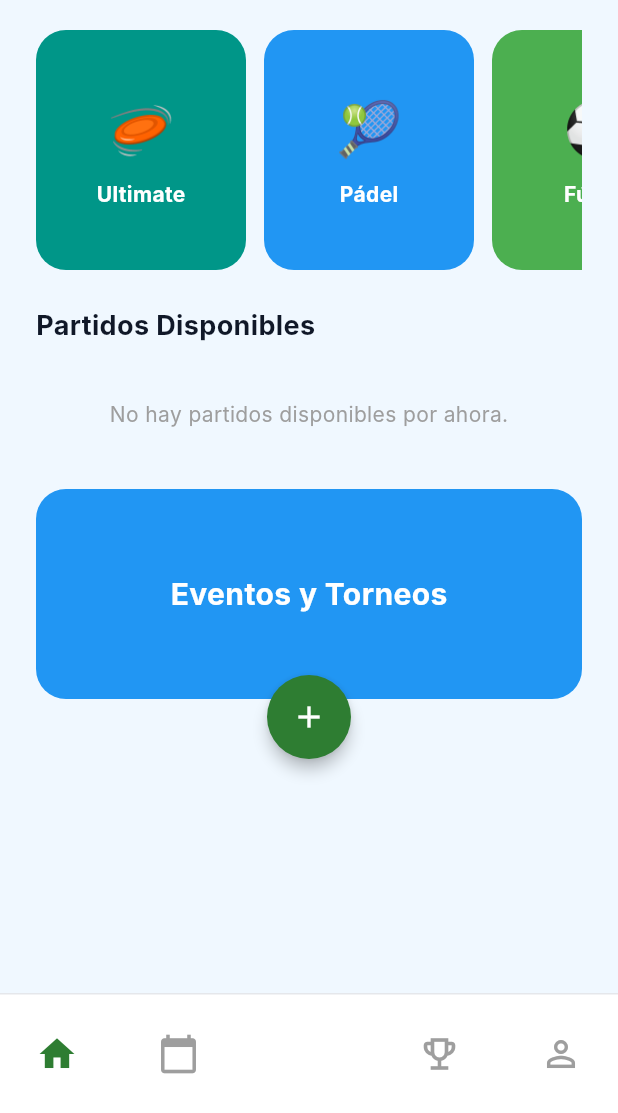
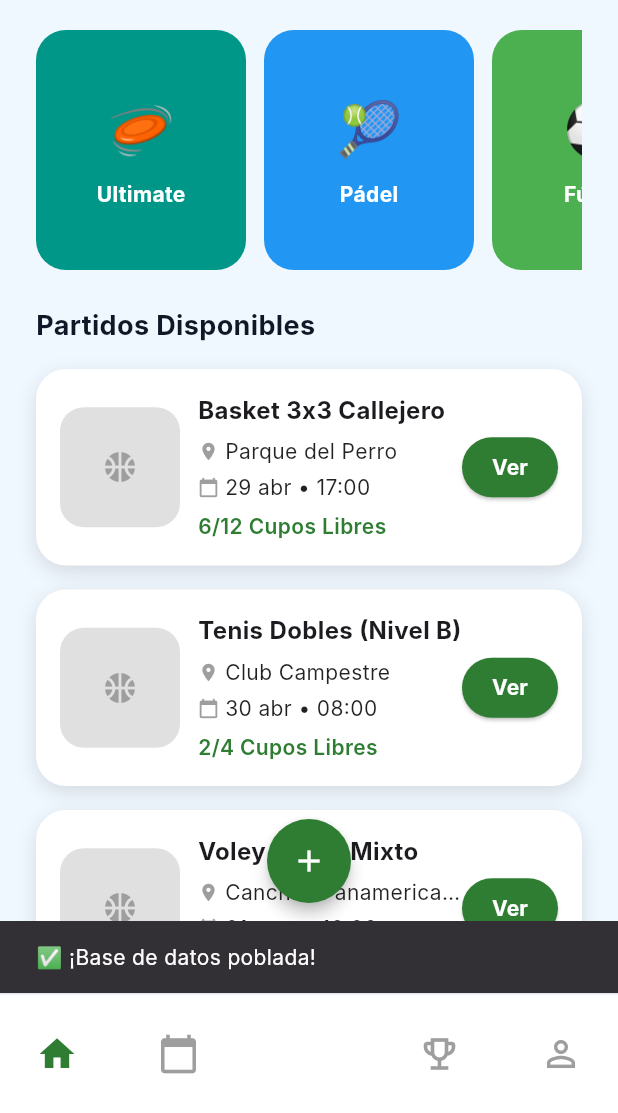
Before and after one commit to smol4050/gameOn, a Flutter app: the HomeScreen screen opened directly, after a tap on the "add" icon, on a phone screen of 412 x 824 dp, the part 123-1236 px from its top. Run offline on Flutter 3.47's test engine with Material 3 defaults, Android fonts, the phone set to English and light mode, and no system bars; our stand-ins replace cloud_firestore, firebase_auth, firebase_core; accounts and stored records are empty; network calls fail; Roboto replaces fonts that are missing (Inter).

Commit message:
funciona, de alguna forma

```diff
--- a/lib/screens/home_screen.dart
+++ b/lib/screens/home_screen.dart
@@ -1,21 +1,41 @@
 import 'package:flutter/material.dart';
-import 'package:cloud_firestore/cloud_firestore.dart'; // 🔹 Importamos Firestore
+import 'package:cloud_firestore/cloud_firestore.dart';
+import 'confirmar_unirse_screen.dart'; // 🔹 Importamos la pantalla
 
 class HomeScreen extends StatelessWidget {
   const HomeScreen({super.key});
+
+  // 🔹 FUNCIÓN SEEDER PARA POBLAR FIREBASE (Con 6 partidos más)
+  Future<void> _seedDatabase(BuildContext context) async {
+    final mockMatches = [
+      {'title': 'Basket 3x3 Callejero', 'location': 'Parque del Perro', 'date': '29 abr', 'time': '17:00', 'slots': '6/12'},
+      {'title': 'Tenis Dobles (Nivel B)', 'location': 'Club Campestre', 'date': '30 abr', 'time': '08:00', 'slots': '2/4'},
+      {'title': 'Voley Arena Mixto', 'location': 'Canchas Panamericanas', 'date': '01 may', 'time': '16:00', 'slots': '10/12'},
+      {'title': 'Fútbol 5 Femenino', 'location': 'Gol 5, Sur', 'date': '02 may', 'time': '19:00', 'slots': '5/10'},
+      {'title': 'Ultimate Mixto Open', 'location': 'Cancha Blanca, Norte', 'date': '03 may', 'time': '15:00', 'slots': '12/20'},
+      {'title': 'Pádel Nivel Pro', 'location': 'Padel House', 'date': '04 may', 'time': '20:00', 'slots': '1/4'},
+    ];
+
+    try {
+      final collection = FirebaseFirestore.instance.collection('matches');
+      for (var match in mockMatches) {
+        await collection.add(match);
+      }
+      if (!context.mounted) return;
+      ScaffoldMessenger.of(context).showSnackBar(const SnackBar(content: Text('✅ ¡Base de datos poblada!', style: TextStyle(color: Colors.white))));
+    } catch (e) {
+      print("Error: $e");
+    }
+  }
 
   @override
   Widget build(BuildContext context) {
     return Scaffold(
       backgroundColor: const Color(0xFFF0F8FF),
-
-      // 🔻 BOTTOM NAV
       bottomNavigationBar: _bottomNav(),
-
       body: SafeArea(
         child: Stack(
           children: [
-            // 🔹 SCROLL CONTENT
             SingleChildScrollView(
               padding: const EdgeInsets.fromLTRB(24, 20, 24, 100),
               child: Column(
@@ -27,55 +47,26 @@ class HomeScreen extends StatelessWidget {
                   const SizedBox(height: 24),
                   const Text(
                     'Partidos Disponibles',
-                    style: TextStyle(
-                      fontSize: 18,
-                      fontWeight: FontWeight.bold,
-                      color: Color(0xFF101828),
-                    ),
+                    style: TextStyle(fontSize: 18, fontWeight: FontWeight.bold, color: Color(0xFF101828)),
                   ),
                   const SizedBox(height: 16),
 
-                  // 🔹 LISTA DESDE FIREBASE CON STREAMBUILDER
+                  // 🔹 LISTA DESDE FIREBASE
                   StreamBuilder<QuerySnapshot>(
-                    // Escuchamos la colección 'matches'
                     stream: FirebaseFirestore.instance.collection('matches').snapshots(),
                     builder: (context, snapshot) {
-                      // 1. Mientras carga
                       if (snapshot.connectionState == ConnectionState.waiting) {
-                        return const Center(
-                          child: Padding(
-                            padding: EdgeInsets.all(20.0),
-                            child: CircularProgressIndicator(color: Color(0xFF2E7D32)),
-                          ),
-                        );
+                        return const Center(child: Padding(padding: EdgeInsets.all(20.0), child: CircularProgressIndicator(color: Color(0xFF2E7D32))));
+                      }
+                      if (!snapshot.hasData || snapshot.data!.docs.isEmpty) {
+                        return const Center(child: Padding(padding: EdgeInsets.all(20.0), child: Text('No hay partidos disponibles.', style: TextStyle(color: Colors.grey))));
                       }
 
-                      // 2. Si hay un error
-                      if (snapshot.hasError) {
-                        return const Text('Error al cargar los partidos.');
-                      }
-
-                      // 3. Si no hay datos o la colección está vacía
-                      if (!snapshot.hasData || snapshot.data!.docs.isEmpty) {
-                        return const Center(
-                          child: Padding(
-                            padding: EdgeInsets.all(20.0),
-                            child: Text(
-                              'No hay partidos disponibles por ahora.',
-                              style: TextStyle(color: Colors.grey),
-                            ),
-                          ),
-                        );
-                      }
-
-                      // 4. Mapeamos los documentos a nuestras Cards
                       final matches = snapshot.data!.docs;
-
                       return Column(
                         children: matches.map((doc) {
-                          // Convertimos el documento de Firebase a un Map
                           final data = doc.data() as Map<String, dynamic>;
-                          return _matchCard(data, doc.id); // Pasamos el ID por si luego queremos unirnos
+                          return _matchCard(context, data, doc.id);
                         }).toList(),
                       );
                     },
@@ -87,16 +78,14 @@ class HomeScreen extends StatelessWidget {
               ),
             ),
 
-            // 🔹 FLOAT BUTTON
+            // 🔹 FLOAT BUTTON PARA SEEDER (Temporal)
             Positioned(
               bottom: 60,
               left: 0,
               right: 0,
               child: Center(
                 child: FloatingActionButton(
-                  onPressed: () {
-                    // Aquí luego pondremos la lógica para CREAR un partido
-                  },
+                  onPressed: () => _seedDatabase(context),
                   backgroundColor: const Color(0xFF2E7D32),
                   shape: const CircleBorder(),
                   elevation: 4,
@@ -110,92 +99,13 @@ class HomeScreen extends StatelessWidget {
     );
   }
 
-  // 🔹 HEADER
-  Widget _header() {
-    return Row(
-      mainAxisAlignment: MainAxisAlignment.spaceBetween,
-      children: const [
-        Column(
-          crossAxisAlignment: CrossAxisAlignment.start,
-          children: [
-            Text(
-              'Game On',
-              style: TextStyle(
-                fontSize: 30,
-                fontWeight: FontWeight.bold,
-                color: Color(0xFF2E7D32),
-              ),
-            ),
-            Text(
-              'Encuentra tu partido',
-              style: TextStyle(
-                color: Color(0xFF1976D2),
-                fontSize: 13,
-              ),
-            ),
-          ],
-        ),
-        Icon(Icons.notifications_none),
-      ],
-    );
-  }
-
-  // 🔹 CATEGORÍAS (horizontal)
-  Widget _categories() {
-    final items = [
-      {'emoji': '🥏', 'title': 'Ultimate', 'color': Colors.teal}, // Agregamos Ultimate como pediste
-      {'emoji': '🎾', 'title': 'Pádel', 'color': Colors.blue},
-      {'emoji': '⚽', 'title': 'Fútbol', 'color': Colors.green},
-    ];
-
-    return SizedBox(
-      height: 160,
-      child: ListView.separated(
-        scrollDirection: Axis.horizontal,
-        itemCount: items.length,
-        separatorBuilder: (_, __) => const SizedBox(width: 12),
-        itemBuilder: (_, i) {
-          final item = items[i];
-
-          return Container(
-            width: 140,
-            decoration: BoxDecoration(
-              borderRadius: BorderRadius.circular(20),
-              color: item['color'] as Color,
-            ),
-            child: Center(
-              child: Column(
-                mainAxisAlignment: MainAxisAlignment.center,
-                children: [
-                  Text(
-                    item['emoji'] as String,
-                    style: const TextStyle(fontSize: 36),
-                  ),
-                  const SizedBox(height: 8),
-                  Text(
-                    item['title'] as String,
-                    style: const TextStyle(
-                      color: Colors.white,
-                      fontWeight: FontWeight.bold,
-                    ),
-                  ),
-                ],
-              ),
-            ),
-          );
-        },
-      ),
-    );
-  }
-
-  // 🔹 CARD PARTIDO ACTUALIZADA PARA RECIBIR TIPOS SEGUROS
-  Widget _matchCard(Map<String, dynamic> data, String matchId) {
-    // Usamos ?? para dar valores por defecto por si algún campo falta en Firebase
-    final String title = data['title'] ?? 'Partido sin nombre';
-    final String location = data['location'] ?? 'Ubicación pendiente';
-    final String date = data['date'] ?? 'Fecha por definir';
-    final String time = data['time'] ?? '--:--';
-    final String slots = data['slots'] ?? '0/0';
+  // 🔹 CARD PARTIDO
+  Widget _matchCard(BuildContext context, Map<String, dynamic> data, String matchId) {
+    final title = data['title'] ?? 'Partido';
+    final location = data['location'] ?? 'Ubicación';
+    final date = data['date'] ?? 'Fecha';
+    final time = data['time'] ?? '--:--';
+    final slots = data['slots'] ?? '0/0';
 
     return Container(
       margin: const EdgeInsets.only(bottom: 16),
@@ -203,149 +113,68 @@ class HomeScreen extends StatelessWidget {
       decoration: BoxDecoration(
         borderRadius: BorderRadius.circular(20),
         color: Colors.white,
-        boxShadow: const [
-          BoxShadow(
-            blurRadius: 10,
-            offset: Offset(0, 4),
-            color: Colors.black12,
-          )
-        ],
+        boxShadow: const [BoxShadow(blurRadius: 10, offset: Offset(0, 4), color: Colors.black12)],
       ),
       child: Row(
         children: [
-          // 🔹 IMAGE
           Container(
             width: 80,
             height: 80,
-            decoration: BoxDecoration(
-              borderRadius: BorderRadius.circular(16),
-              color: Colors.grey[300],
-            ),
-            child: const Center(
-              child: Icon(Icons.sports, color: Colors.grey), // Icono por defecto temporal
-            ),
+            decoration: BoxDecoration(borderRadius: BorderRadius.circular(16), color: Colors.grey[300]),
+            child: const Icon(Icons.sports_basketball, color: Colors.grey),
           ),
-
           const SizedBox(width: 12),
-
-          // 🔹 INFO
           Expanded(
             child: Column(
               crossAxisAlignment: CrossAxisAlignment.start,
               children: [
-                Text(
-                  title,
-                  style: const TextStyle(
-                    fontWeight: FontWeight.bold,
-                    fontSize: 16,
-                  ),
-                ),
+                Text(title, style: const TextStyle(fontWeight: FontWeight.bold, fontSize: 16)),
                 const SizedBox(height: 6),
-
                 Row(
                   children: [
                     const Icon(Icons.location_on, size: 14, color: Colors.grey),
                     const SizedBox(width: 4),
-                    Expanded(
-                      child: Text(
-                        location,
-                        style: const TextStyle(color: Colors.black87),
-                        overflow: TextOverflow.ellipsis, // Por si el texto es muy largo
-                      ),
-                    ),
+                    Expanded(child: Text(location, style: const TextStyle(color: Colors.black87), overflow: TextOverflow.ellipsis)),
                   ],
                 ),
-
                 const SizedBox(height: 4),
-
                 Row(
                   children: [
                     const Icon(Icons.calendar_today, size: 14, color: Colors.grey),
                     const SizedBox(width: 4),
-                    Text(date, style: const TextStyle(color: Colors.black87)),
-                    const SizedBox(width: 12),
-                    const Icon(Icons.access_time, size: 14, color: Colors.grey),
-                    const SizedBox(width: 4),
-                    Text(time, style: const TextStyle(color: Colors.black87)),
+                    Text('$date • $time', style: const TextStyle(color: Colors.black87)),
                   ],
                 ),
-
                 const SizedBox(height: 6),
-
-                Text(
-                  '$slots Cupos Libres',
-                  style: const TextStyle(
-                    color: Color(0xFF2E7D32),
-                    fontWeight: FontWeight.w600,
-                  ),
-                ),
+                Text('$slots Cupos Libres', style: const TextStyle(color: Color(0xFF2E7D32), fontWeight: FontWeight.w600)),
               ],
             ),
           ),
-
-          // 🔹 BUTTON
+          // 🔹 NAVEGAMOS A LA CONFIRMACIÓN
           ElevatedButton(
             onPressed: () {
-              // Aquí haremos la lógica para unirse usando el matchId
-              print('Unirse al partido: $matchId');
+              Navigator.push(
+                context,
+                MaterialPageRoute(
+                  builder: (_) => ConfirmarUnirseScreen(matchId: matchId, matchData: data),
+                ),
+              );
             },
             style: ElevatedButton.styleFrom(
               backgroundColor: const Color(0xFF2E7D32),
-              shape: RoundedRectangleBorder(
-                borderRadius: BorderRadius.circular(20),
-              ),
+              shape: RoundedRectangleBorder(borderRadius: BorderRadius.circular(20)),
               padding: const EdgeInsets.symmetric(horizontal: 16),
             ),
-            child: const Text(
-              'Unirme',
-              style: TextStyle(color: Colors.white, fontWeight: FontWeight.bold),
-            ),
+            child: const Text('Ver', style: TextStyle(color: Colors.white, fontWeight: FontWeight.bold)),
           )
         ],
       ),
     );
   }
 
-  // 🔹 EVENTOS BANNER
-  Widget _eventBanner() {
-    return Container(
-      height: 140,
-      decoration: BoxDecoration(
-        borderRadius: BorderRadius.circular(20),
-        color: Colors.blue,
-      ),
-      child: const Center(
-        child: Text(
-          'Eventos y Torneos',
-          style: TextStyle(
-            color: Colors.white,
-            fontSize: 20,
-            fontWeight: FontWeight.bold,
-          ),
-        ),
-      ),
-    );
-  }
-
-  // 🔹 NAVBAR
-  Widget _bottomNav() {
-    return Container(
-      height: 80,
-      padding: const EdgeInsets.symmetric(horizontal: 24),
-      decoration: const BoxDecoration(
-        color: Colors.white,
-        border: Border(top: BorderSide(color: Color(0xFFE5E7EB))),
-      ),
-      child: Row(
-        mainAxisAlignment: MainAxisAlignment.spaceBetween,
-        children: const [
-          Icon(Icons.home, color: Color(0xFF2E7D32), size: 28),
-          Icon(Icons.calendar_today, color: Colors.grey, size: 28),
-          SizedBox(width: 40), // espacio para botón central
-          Icon(Icons.emoji_events_outlined, color: Colors.grey, size: 28),
-          Icon(Icons.person_outline, color: Colors.grey, size: 28),
-        ],
-      ),
-    );
-  }
+  // HEADER, CATEGORIES, BANNER, NAVBAR... (Iguales que antes)
+  Widget _header() { return Row(mainAxisAlignment: MainAxisAlignment.spaceBetween, children: const [Column(crossAxisAlignment: CrossAxisAlignment.start, children: [Text('Game On', style: TextStyle(fontSize: 30, fontWeight: FontWeight.bold, color: Color(0xFF2E7D32))), Text('Encuentra tu partido', style: TextStyle(color: Color(0xFF1976D2), fontSize: 13))]), Icon(Icons.notifications_none)]); }
+  Widget _categories() { final items = [{'emoji': '🥏', 'title': 'Ultimate', 'color': Colors.teal}, {'emoji': '🎾', 'title': 'Pádel', 'color': Colors.blue}, {'emoji': '⚽', 'title': 'Fútbol', 'color': Colors.green}]; return SizedBox(height: 160, child: ListView.separated(scrollDirection: Axis.horizontal, itemCount: items.length, separatorBuilder: (_, __) => const SizedBox(width: 12), itemBuilder: (_, i) { final item = items[i]; return Container(width: 140, decoration: BoxDecoration(borderRadius: BorderRadius.circular(20), color: item['color'] as Color), child: Center(child: Column(mainAxisAlignment: MainAxisAlignment.center, children: [Text(item['emoji'] as String, style: const TextStyle(fontSize: 36)), const SizedBox(height: 8), Text(item['title'] as String, style: const TextStyle(color: Colors.white, fontWeight: FontWeight.bold))]))); })); }
+  Widget _eventBanner() { return Container(height: 140, decoration: BoxDecoration(borderRadius: BorderRadius.circular(20), color: Colors.blue), child: const Center(child: Text('Eventos y Torneos', style: TextStyle(color: Colors.white, fontSize: 20, fontWeight: FontWeight.bold)))); }
+  Widget _bottomNav() { return Container(height: 80, padding: const EdgeInsets.symmetric(horizontal: 24), decoration: const BoxDecoration(color: Colors.white, border: Border(top: BorderSide(color: Color(0xFFE5E7EB)))), child: Row(mainAxisAlignment: MainAxisAlignment.spaceBetween, children: const [Icon(Icons.home, color: Color(0xFF2E7D32), size: 28), Icon(Icons.calendar_today, color: Colors.grey, size: 28), SizedBox(width: 40), Icon(Icons.emoji_events_outlined, color: Colors.grey, size: 28), Icon(Icons.person_outline, color: Colors.grey, size: 28)])); }
 }
```
Also changed, not shown: lib/screens/agenda_screen.dart (+169 -0 lines), lib/screens/confirmar_unirse_screen.dart (added, +249 -0 lines).
